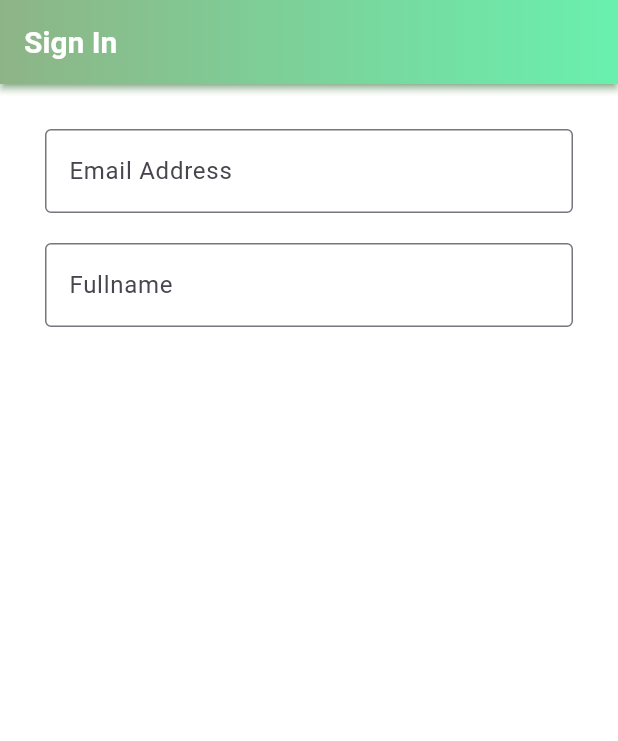
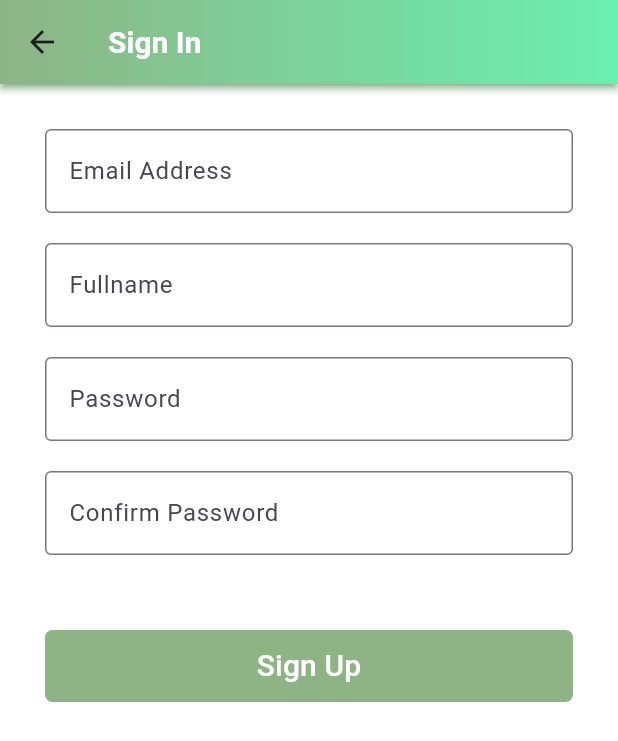
Before and after one commit to tranqui268/Chat-App, a Flutter app: the SignUp screen opened directly, on a phone screen of 412 x 824 dp. Shown: the top 741 px of the screen. Run offline on Flutter 3.47's test engine with Material 3 defaults, Android fonts, the phone set to English and light mode, and no system bars.

Commit message:
feat: ui sign up

```diff
--- a/QChat/lib/screen/sign_up.dart
+++ b/QChat/lib/screen/sign_up.dart
@@ -1,4 +1,5 @@
 import 'package:chat_app/constant.dart';
+import 'package:chat_app/screen/forgot_password_page.dart';
 import 'package:flutter/material.dart';
 
 
@@ -34,7 +35,21 @@
           children: [
             _EmailInput(),
             const SizedBox(height: 20,),
-            _NameInput()
+            _NameInput(),
+            const SizedBox(height: 20,),
+            _PasswordInput(),
+            const SizedBox(height: 20,),
+            _ConfirmPasswordInput(),
+            const SizedBox(height: 50,),
+            Container(
+              decoration: BoxDecoration(
+                borderRadius: BorderRadius.circular(5),
+                shape: BoxShape.rectangle,
+                color: Constants.primaryColor
+              ),
+              width: 400,
+              child: _ButtonSignUp()
+            ),
 
           ],
         ),
@@ -68,5 +83,59 @@
       ),
     );
   }
+}
+
+class _PasswordInput extends StatelessWidget{
+  @override
+  Widget build(BuildContext context) {
+    return const TextField(
+      decoration: InputDecoration(
+        hintText: 'Password',
+        border: OutlineInputBorder()
+
+      ),
+      obscureText: true,
+    );
+  }
 
 }
+
+class _ConfirmPasswordInput extends StatelessWidget{
+  @override
+  Widget build(BuildContext context) {
+    return const TextField(
+      decoration: InputDecoration(
+        hintText: 'Confirm Password',
+        border: OutlineInputBorder()
+
+      ),
+      obscureText: true,
+    );
+  }
+
+}
+
+class _ButtonSignUp extends StatefulWidget{
+  @override
+  _ButtonSignUpState createState() => _ButtonSignUpState();
+}
+
+class _ButtonSignUpState extends State<_ButtonSignUp>{
+  @override
+  Widget build(BuildContext context) {
+    return TextButton(
+        onPressed: (){
+          setState(() {
+            Navigator.pushReplacement(context, MaterialPageRoute(builder: (_) => ForgotPassword()));
+          });
+        },
+        child: const Text(
+            'Sign Up',
+          style: TextStyle(
+            color: Colors.white,
+            fontSize: 20,
+          )
+        )
+    );
+  }
+}
```
Also changed, not shown: QChat/lib/screen/login_page.dart (+19 -12 lines).
